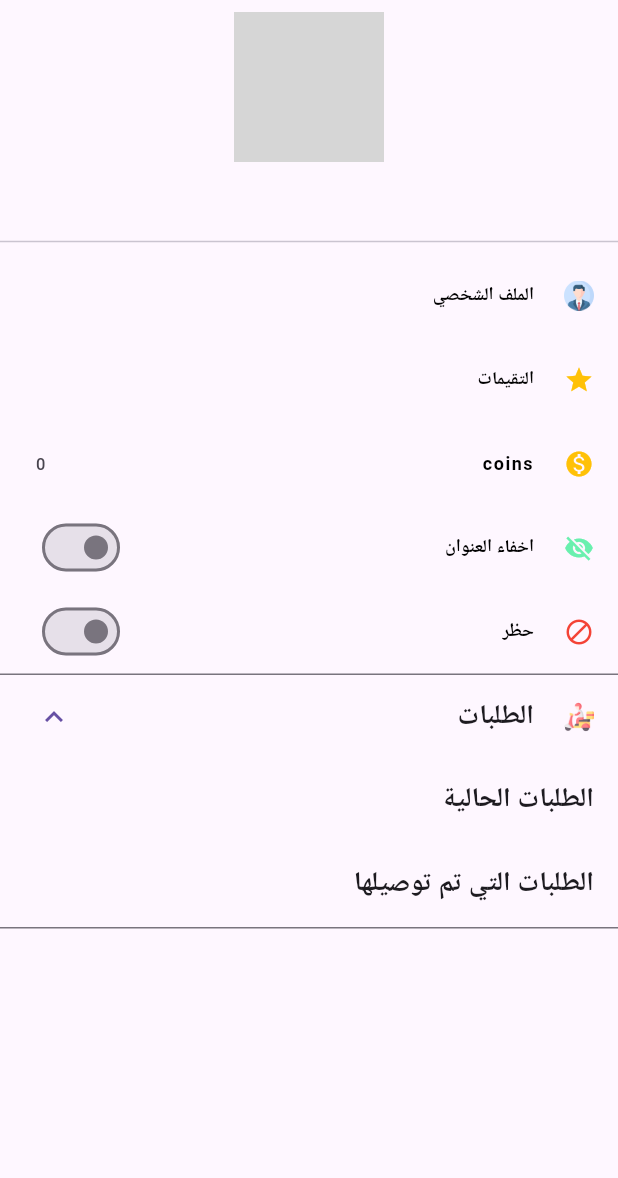
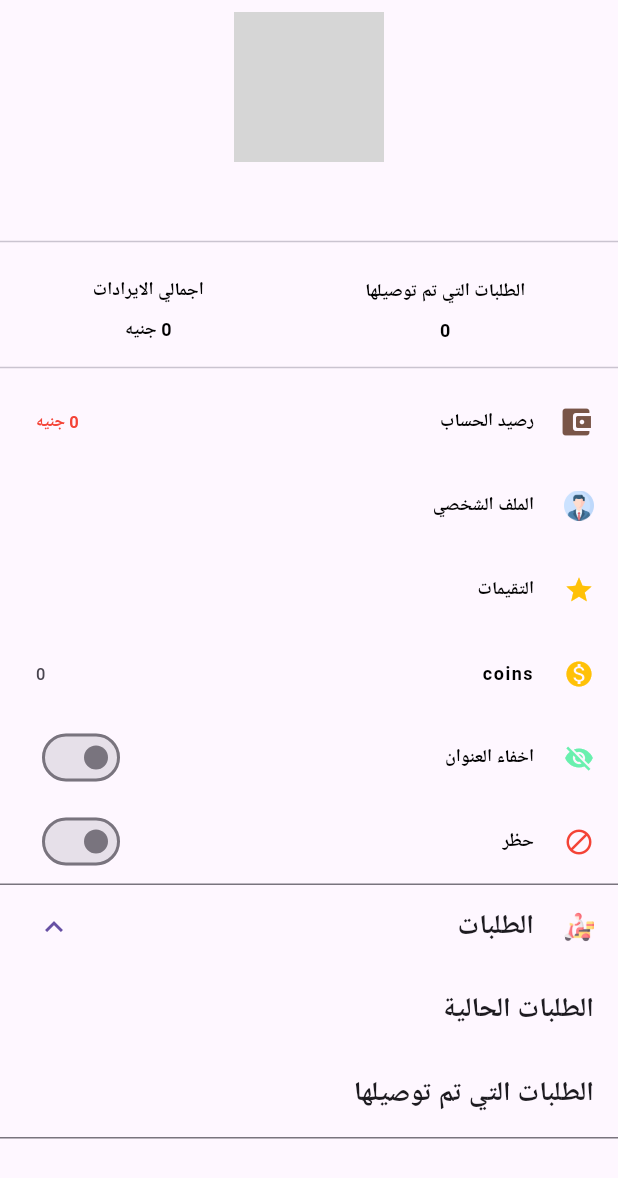
Before and after one commit to elesdody5/mydelivery_admin, a Flutter app: the DeliveryDetailsScreen screen opened directly with empty values, after a tap on "الطلبات", on a phone screen of 412 x 824 dp. Shown: the top 1178 px of the screen. Run offline on Flutter 3.47's test engine with Material 3 defaults, Android fonts, the phone set to English and light mode, and no system bars; our stand-ins replace audioplayers, cached_network_image, cloud_firestore, cool_alert, curved_navigation_bar, dio and 18 more; missing offline and left inert: android_alarm_manager_plus, dart:ffi, form_builder_image_picker, record; accounts and stored records are empty; network calls fail; statements that could not run were skipped; grey boxes are pictures that could not be loaded.

Commit message:
set orders number for delivery

```diff
--- a/features/authentication/lib/splash/splash_screen.dart
+++ b/features/authentication/lib/splash/splash_screen.dart
@@ -57,7 +57,7 @@ class _SplashScreenState extends State<SplashScreen>
   Widget build(BuildContext context) {
     autoLogin(context);
     return Scaffold(
-      backgroundColor: Get.theme.primaryColor,
+      backgroundColor: Colors.white,
       body: Center(
         child: AnimatedContainer(
           duration: Duration(milliseconds: 500),
--- a/features/core/lib/domain/user.dart
+++ b/features/core/lib/domain/user.dart
@@ -17,6 +17,9 @@ class User {
   String? longitude;
   int? coins;
   bool isBlocked;
+  int? totalOrders;
+  num? totalOrdersMoney;
+  num? accountBalance;
 
   User(
       {this.userType,
@@ -29,6 +32,9 @@ class User {
       this.longitude,
       this.imageFile,
       this.coins,
+      this.totalOrders,
+      this.accountBalance,
+      this.totalOrdersMoney,
       this.isBlocked = false});
 
   factory User.fromJson(Map<String, dynamic> json) => User(
@@ -41,6 +47,9 @@ class User {
       longitude: json["address"]?["longitude"],
       userType: stringToEnum(json['userType']?.toLowerCase()),
       coins: json['score'],
+      accountBalance: json['accountBalance'],
+      totalOrders: json['totalOrders'],
+      totalOrdersMoney: json['totalOrdersMoney'],
       isBlocked: json['blocked'] ?? false);
 
   Future<Map<String, dynamic>> toJsonWithImage() async {
@@ -54,6 +63,9 @@ class User {
       'username': name,
       'phone': phone,
       'userType': userType?.enmToString(),
+      'totalOrders': totalOrders,
+      'totalOrdersMoney': totalOrdersMoney,
+      'accountBalance': accountBalance,
       "fullAddress": address,
       "address": {'lattitude': latitude, "longitude": longitude},
       "photo": imageFile != null
@@ -72,7 +84,10 @@ class User {
         "fullAddress": address,
         "address": {'lattitude': latitude, "longitude": longitude},
         "photo": imageUrl,
-        "score": coins
+        "score": coins,
+        'totalOrders': totalOrders,
+        'totalOrdersMoney': totalOrdersMoney,
+        'accountBalance': accountBalance,
       };
 
   @override
@@ -84,6 +99,9 @@ class User {
           name == other.name &&
           address == other.address &&
           phone == other.phone &&
+          totalOrders == other.totalOrders &&
+          totalOrdersMoney == other.totalOrdersMoney &&
+          accountBalance == other.accountBalance &&
           imageUrl == other.imageUrl &&
           userType == other.userType;
 
@@ -93,11 +111,14 @@ class User {
       name.hashCode ^
       address.hashCode ^
       phone.hashCode ^
+      totalOrdersMoney.hashCode ^
+      totalOrders.hashCode ^
+      accountBalance.hashCode ^
       imageUrl.hashCode ^
       userType.hashCode;
 
   @override
   String toString() {
-    return 'User{id: $id, name: $name, address: $address, phone: $phone, imageUrl: $imageUrl, userType: $userType}';
+    return 'User{id: $id, name: $name, address: $address, phone: $phone, imageUrl: $imageUrl, imageFile: $imageFile, userType: $userType, latitude: $latitude, longitude: $longitude, coins: $coins, isBlocked: $isBlocked, totalOrders: $totalOrders, totalOrdersMoney: $totalOrdersMoney, accountBalance: $accountBalance}';
   }
 }
--- a/features/delivery/lib/data/firebase/firestore_service.dart
+++ b/features/delivery/lib/data/firebase/firestore_service.dart
@@ -1,6 +1,7 @@
 import 'package:core/domain/result.dart';
 import 'package:core/domain/user.dart';
 import 'package:core/model/order.dart';
+import 'package:core/model/order_settings.dart';
 import 'package:core/model/order_status.dart';
 
 abstract class FireStoreService {
@@ -31,4 +32,6 @@ abstract class FireStoreService {
   Future<Result<bool>> isAddressHidden(String deliveryId);
 
   Future<Result> updateAddressVisibility(String id, bool isHidden);
+
+  Future<Result<OrderSettings>> getOrderSettings();
 }
--- a/features/delivery/lib/data/remote/network/delivery_api_service.dart
+++ b/features/delivery/lib/data/remote/network/delivery_api_service.dart
@@ -6,7 +6,8 @@ import 'package:core/model/review.dart';
 abstract class DeliveryApiService {
   Future<ApiResponse> getUserById(String userId);
 
-  Future<ApiResponse<List<QuickOrder>>> getAvailableQuickOrders(String? version);
+  Future<ApiResponse<List<QuickOrder>>> getAvailableQuickOrders(
+      String? version);
 
   Future<ApiResponse> pickQuickOrder(String quickOrderId, String deliveryId);
 
@@ -35,7 +36,8 @@ abstract class DeliveryApiService {
 
   Future<ApiResponse> updateDeliveryBlockStates(String id, bool isBlocked);
 
-  Future<ApiResponse> updateOrders(List<String> ordersId);
+  Future<ApiResponse<User>> updateOrders(List<String> ordersId, String deliveryId,
+      int totalOrders, double totalOrdersMoney, double profitPercent);
 
   Future<ApiResponse> removeQuickOrder(String? id);
 }
--- a/features/delivery/lib/delivery_details/delivery_details_provider.dart
+++ b/features/delivery/lib/delivery_details/delivery_details_provider.dart
@@ -14,34 +14,41 @@ class DeliveryDetailsProvider extends BaseProvider {
   int coins = 0;
   bool isBlocked = false;
   bool isAddressHidden = false;
+  User? delivery;
 
-  Future<void> init(String deliveryId) async {
+  Future<void> init(User? delivery) async {
+    this.delivery = delivery;
     await Future.wait([
-      getDeliveryCoins(deliveryId),
-      getDeliveryBlockState(deliveryId),
-      getAddressVisibilityState(deliveryId)
+      getDeliveryCoins(delivery?.id),
+      getDeliveryBlockState(delivery?.id),
+      getAddressVisibilityState(delivery?.id)
     ]);
   }
 
-  Future<void> getDeliveryCoins(String deliveryId) async {
+  Future<void> getDeliveryCoins(String? deliveryId) async {
+    if (deliveryId != null) {
       coins = await _repository.getDeliveryCoins(deliveryId);
+    }
     notifyListeners();
   }
 
-  Future<void> getDeliveryBlockState(String deliveryId) async {
+  Future<void> getDeliveryBlockState(String? deliveryId) async {
+    if (deliveryId != null) {
       Result<User> result = await _repository.getRemoteUserDetails(deliveryId);
       if (result.succeeded()) {
         isBlocked = result.getDataIfSuccess().isBlocked;
         notifyListeners();
       }
     }
+  }
 
-  Future<void> getAddressVisibilityState(String deliveryId) async {
-    Result<bool> result =
-        await _repository.isAddressHidden(deliveryId);
+  Future<void> getAddressVisibilityState(String? deliveryId) async {
+    if (deliveryId != null) {
+      Result<bool> result = await _repository.isAddressHidden(deliveryId);
       if (result.succeeded()) {
         isAddressHidden = result.getDataIfSuccess();
         notifyListeners();
+      }
     }
   }
 
@@ -59,6 +66,7 @@ class DeliveryDetailsProvider extends BaseProvider {
       notifyListeners();
     }
   }
+
   Future<void> updateAddressVisibilityState(String? id, bool isHidden) async {
     if (id != null) {
       isLoading.value = true;
@@ -73,4 +81,9 @@ class DeliveryDetailsProvider extends BaseProvider {
       notifyListeners();
     }
   }
+
+  void updateTotalDeliveredOrder(User updatedDelivery) {
+    delivery = updatedDelivery;
+    notifyListeners();
   }
+}
--- a/features/delivery/lib/delivery_details/delivery_details_screen.dart
+++ b/features/delivery/lib/delivery_details/delivery_details_screen.dart
@@ -17,7 +17,6 @@ class DeliveryDetailsScreen extends StatelessWidget {
     setupNavigationListener(provider.navigation);
   }
 
-
   @override
   Widget build(BuildContext context) {
     final provider =
@@ -27,7 +26,7 @@ class DeliveryDetailsScreen extends StatelessWidget {
     return Scaffold(
       body: SafeArea(
         child: FutureWithLoadingProgress(
-          future: () => provider.init(delivery.id ?? ""),
+          future: () => provider.init(delivery),
           child: Consumer<DeliveryDetailsProvider>(
               builder: (context, provider, key) {
             return Column(
@@ -51,6 +50,54 @@ class DeliveryDetailsScreen extends StatelessWidget {
                   ),
                 ),
                 const Divider(),
+                Padding(
+                  padding: const EdgeInsets.all(8.0),
+                  child: Row(
+                    mainAxisSize: MainAxisSize.max,
+                    mainAxisAlignment: MainAxisAlignment.spaceAround,
+                    children: [
+                      Column(
+                        children: [
+                          Padding(
+                            padding: const EdgeInsets.all(8.0),
+                            child: Text("delivered_orders".tr),
+                          ),
+                          Text(
+                            provider.delivery?.totalOrders.toString() ?? "0",
+                            style: const TextStyle(fontWeight: FontWeight.bold),
+                          )
+                        ],
+                      ),
+                      Column(
+                        children: [
+                          Padding(
+                            padding: const EdgeInsets.all(8.0),
+                            child: Text("total_orders_money".tr),
+                          ),
+                          Text(
+                            "${provider.delivery?.totalOrdersMoney.toString() ?? "0"} ${"le".tr}",
+                            style: const TextStyle(fontWeight: FontWeight.bold),
+                          )
+                        ],
+                      )
+                    ],
+                  ),
+                ),
+                const Divider(),
+                ListTile(
+                  leading: const Icon(
+                    Icons.account_balance_wallet_rounded,
+                    color: Colors.brown,
+                  ),
+                  title: Text(
+                    "account_balance".tr,
+                    style: Get.textTheme.bodyText2,
+                  ),
+                  trailing: Text(
+                      "${provider.delivery?.accountBalance.toString() ?? 0} ${"le".tr}",
+                      style: const TextStyle(
+                          color: Colors.red, fontWeight: FontWeight.bold)),
+                ),
                 ListTile(
                   leading: Image.asset(
                     'assets/images/profile.png',
@@ -135,8 +182,8 @@ class DeliveryDetailsScreen extends StatelessWidget {
                             arguments: delivery.id),
                         title: Text("current_orders".tr)),
                     ListTile(
-                        onTap: () => Get.toNamed(deliveryDeliveredOrdersScreen,
-                            arguments: delivery.id),
+                        onTap: () =>
+                            openDeliveredOrdersScreen(delivery, provider),
                         title: Text("delivered_orders".tr)),
                   ],
                 )
@@ -147,4 +194,16 @@ class DeliveryDetailsScreen extends StatelessWidget {
       ),
     );
   }
+
+  void openDeliveredOrdersScreen(
+      User delivery, DeliveryDetailsProvider provider) async {
+    try {
+      User updatedDelivery = await Get.toNamed(
+          deliveryDeliveredOrdersScreen,
+          arguments: delivery);
+      provider.updateTotalDeliveredOrder(updatedDelivery);
+    } on Exception catch (e) {
+      printError(info: e.toString());
+    }
+  }
 }
--- a/lib/language/ar.dart
+++ b/lib/language/ar.dart
@@ -33,7 +33,7 @@ Map<String, String> arJson = {
   "update_product_successful_message": "تم تعديل بنجاح",
   "update_product_error_message": "لايمكن تعديل",
   "home": "الرئيسية",
-  "debts":"ديون",
+  "debts": "ديون",
   "pending_notification_message": "يريد @name حجز موعد يوم @day",
   "confirmed_notification_message": "لقد تم الموافقة على حجز @name بنجاح",
   "rejected_notification_message": "لقد تم رفض حجز",
@@ -186,6 +186,8 @@ Map<String, String> arJson = {
   "orders": "الطلبات",
   "delivered_orders": "الطلبات التي تم توصيلها",
   "total_orders": "اجمالي عدد الطلبات",
+  "total_orders_money": "اجمالي الايرادات",
+  "account_balance": "رصيد الحساب",
   "category": "التصنيف",
   "add_category": "اضافة تصنيف",
   "add_product": "اضافة منتج",
@@ -231,8 +233,9 @@ Map<String, String> arJson = {
   "city_added_successfully": "تم اضافة المدينة",
   "city_added_error": "لم يتم اضافة المدينة",
   "hide_address": "اخفاء العنوان",
-  "add_debts":"اضافة ديون",
-  "deduction":"خصم",
-  "error_deduction":" لا يمكن خصم اكثر من @amount",
-  "adding":"اضافة"
+  "add_debts": "اضافة ديون",
+  "deduction": "خصم",
+  "error_deduction": " لا يمكن خصم اكثر من @amount",
+  "adding": "اضافة",
+  "office_percent": "نسبة المكتب"
 };
```
Also changed, not shown: features/core/lib/model/order_settings.dart (+7 -3 lines), features/dashboard/lib/settings/settings_alert_dialog.dart (+12 -2 lines), features/delivery/lib/data/firebase/firestore_service_imp.dart (+12 -0 lines), features/delivery/lib/data/remote/delivery_remote_data_source.dart (+6 -1 lines), features/delivery/lib/data/remote/delivery_remote_source_imp.dart (+11 -4 lines), features/delivery/lib/data/remote/network/delivery_api_service_imp.dart (+12 -5 lines), features/delivery/lib/data/repository/delivery_repository.dart (+5 -2 lines), features/delivery/lib/data/repository/delivery_repository_imp.dart (+17 -4 lines), features/delivery/lib/deliverd_orders/all_delivered_orders_screen.dart (+4 -3 lines), features/delivery/lib/deliverd_orders/delivered_quick_orders/delivered_quick_orders_provider.dart (+36 -6 lines), features/delivery/lib/deliverd_orders/delivered_quick_orders/delivered_quick_orders_screen.dart (+55 -5 lines), assets/images/mydelivery_logo.png. Lines whose indentation alone changed are shown as unchanged.
